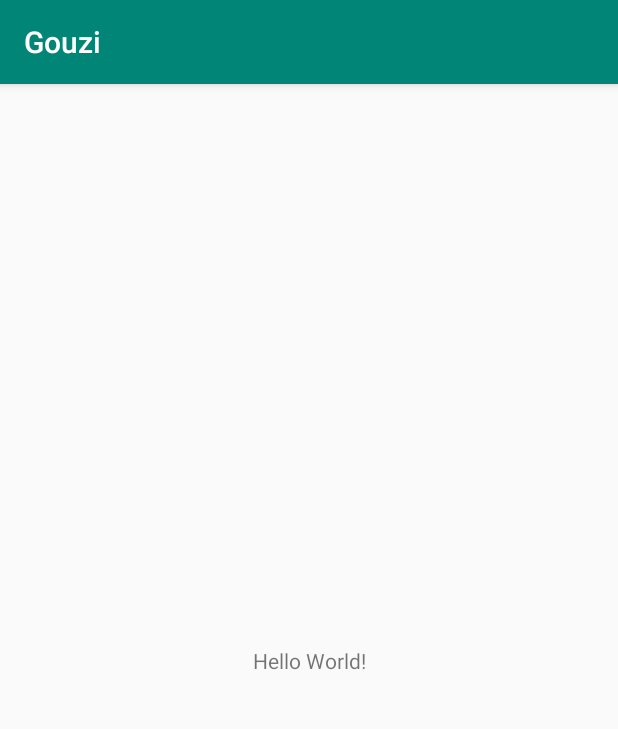
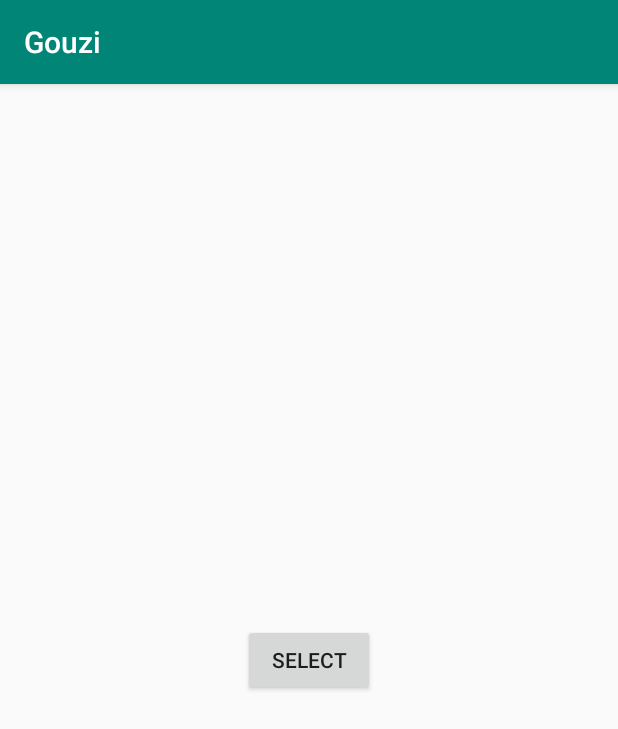
Before and after one commit to tuesda/Gouzi, an Android app: the screen it shows after launch (MainActivity before the commit, PickVideoActivity after it), on a phone screen of 412 x 824 dp. Shown: the top 729 px of the screen. Run offline under Robolectric (Android 15) with nearby library versions, the phone set to English and light mode, and no system bars; 2 statements that could not run were skipped.

Commit message:
add video pick code

```diff
--- a/android/app/src/main/java/com/tuesda/gouzi/MainActivity.kt
+++ b/android/app/src/main/java/com/tuesda/gouzi/MainActivity.kt
@@ -1,7 +1,8 @@
 package com.tuesda.gouzi
 
+import android.content.Intent
+import android.os.Bundle
 import android.support.v7.app.AppCompatActivity
-import android.os.Bundle
 import kotlinx.android.synthetic.main.activity_main.*
 
 class MainActivity : AppCompatActivity() {
@@ -12,6 +13,7 @@ class MainActivity : AppCompatActivity() {
 
         // Example of a call to a native method
         sample_text.text = stringFromJNI()
+        startActivity(Intent(this, PickVideoActivity::class.java))
     }
 
     /**
--- /dev/null
+++ b/android/app/src/main/java/com/tuesda/gouzi/PickVideoActivity.kt
@@ -0,0 +1,57 @@
+package com.tuesda.gouzi
+
+import android.app.Activity
+import android.content.Context
+import android.content.Intent
+import android.net.Uri
+import android.os.Bundle
+import android.provider.DocumentsContract
+import android.provider.MediaStore
+import android.support.v7.app.AppCompatActivity
+import android.util.Log
+import android.view.View
+
+
+class PickVideoActivity : AppCompatActivity() {
+    override fun onCreate(savedInstanceState: Bundle?) {
+        super.onCreate(savedInstanceState)
+        setContentView(R.layout.activity_pick_video)
+        val btnPickVideo = findViewById<View>(R.id.btn_pick_video)
+        btnPickVideo.setOnClickListener {
+            val i = Intent(Intent.ACTION_GET_CONTENT)
+            i.type = "video/*"
+            startActivityForResult(Intent.createChooser(i, "Select Video"), PICK_VIDEO_REQUEST_CODE)
+        }
+    }
+
+    override fun onActivityResult(requestCode: Int, resultCode: Int, data: Intent?) {
+        super.onActivityResult(requestCode, resultCode, data)
+        if (resultCode == Activity.RESULT_OK && requestCode == PICK_VIDEO_REQUEST_CODE && data != null) {
+            data.data.apply {
+                Log.i(TAG, "video uri $this path ${pathOfUri(this@PickVideoActivity, this)}")
+            }
+        }
+    }
+
+    companion object {
+        const val TAG = "PickVideoActivity"
+        const val PICK_VIDEO_REQUEST_CODE = 0
+
+        private fun pathOfUri(context: Context, uri: Uri): String? {
+            // https://stackoverflow.com/questions/13209494/how-to-get-the-full-file-path-from-uri
+            val splits = DocumentsContract.getDocumentId(uri).split(":")
+            val cursor = context.contentResolver.query(MediaStore.Video.Media.EXTERNAL_CONTENT_URI,
+                    arrayOf(MediaStore.Video.Media.DATA), "_id=?", arrayOf(splits[1]), null)
+            return cursor?.run {
+                val columnIndex = getColumnIndexOrThrow(MediaStore.Video.Media.DATA)
+                val result = if (moveToFirst()) {
+                    getString(columnIndex)
+                } else {
+                    null
+                }
+                close()
+                result
+            }
+        }
+    }
+}
--- /dev/null
+++ b/android/app/src/main/res/layout/activity_pick_video.xml
@@ -0,0 +1,13 @@
+<?xml version="1.0" encoding="utf-8"?>
+<RelativeLayout xmlns:android="http://schemas.android.com/apk/res/android"
+    android:layout_width="match_parent"
+    android:layout_height="match_parent">
+
+    <Button
+        android:id="@+id/btn_pick_video"
+        android:layout_width="wrap_content"
+        android:layout_height="wrap_content"
+        android:layout_centerInParent="true"
+        android:text="select" />
+
+</RelativeLayout>
```
Also changed, not shown: android/app/src/main/AndroidManifest.xml (+12 -5 lines).
